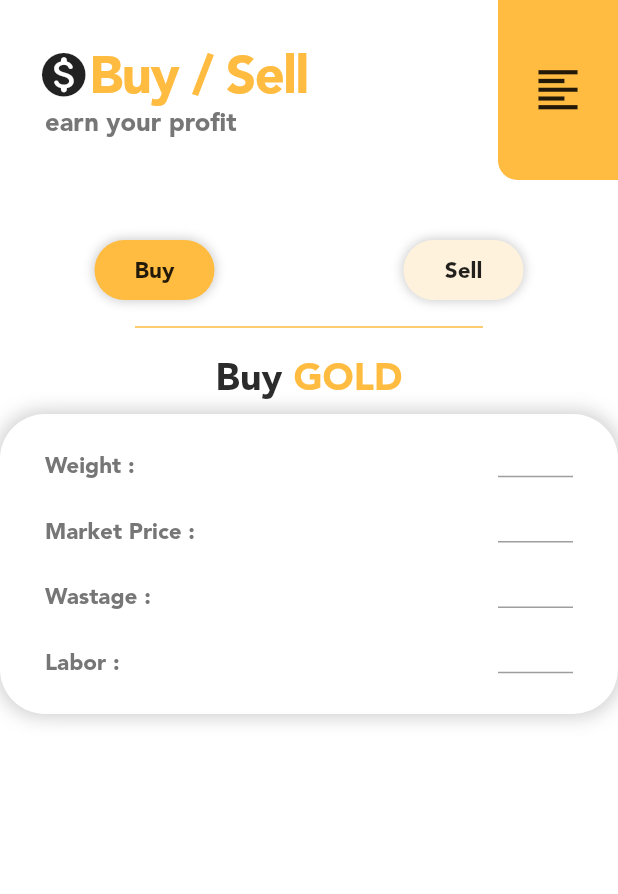
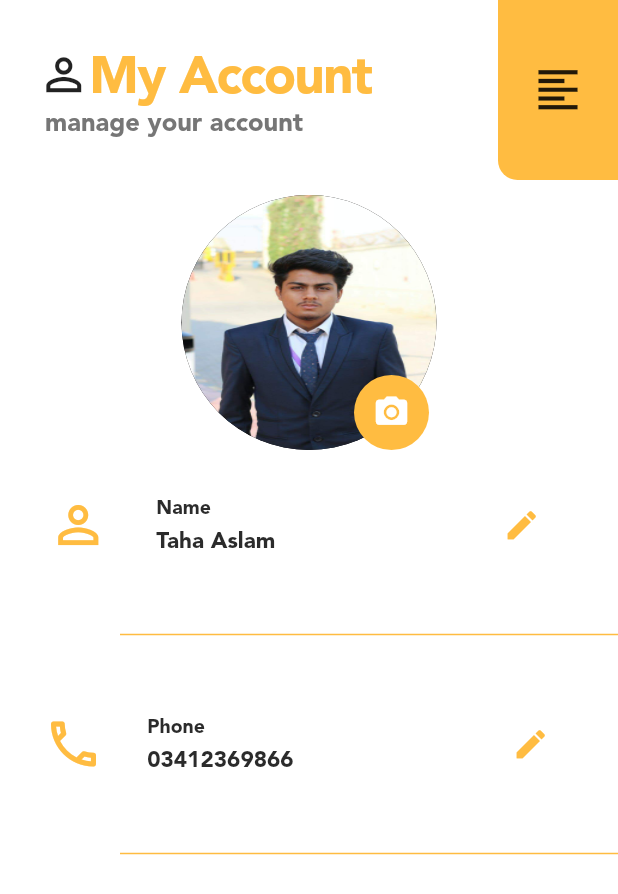
Before and after one commit to tahaaslam1/gold_market_app, a Flutter app: the screen it shows after launch, on a phone screen of 412 x 824 dp. Shown: the top 894 px of the screen. Run offline on Flutter 3.47's test engine with Material 2 defaults, Android fonts, the phone set to English and light mode, and no system bars.

Commit message:
my account screen

```diff
--- a/production/gold_zoid/lib/main.dart
+++ b/production/gold_zoid/lib/main.dart
@@ -3,6 +3,8 @@ import 'package:gold_zoid/screens/login_screen.dart';
 import 'package:gold_zoid/screens/registration_screen.dart';
 import 'screens/home_screen.dart';
 import 'package:gold_zoid/screens/trading_screen.dart';
+import 'package:gold_zoid/screens/account_screen.dart';
+
 void main() {
   runApp(Gold_Zoid());
 }
@@ -13,7 +15,7 @@ class Gold_Zoid extends StatelessWidget {
   Widget build(BuildContext context) {
     return MaterialApp(
       theme: ThemeData(fontFamily: 'Avenir',scaffoldBackgroundColor: Colors.white),
-      home: Trade_Page(),
+      home: Account_Page(),
     );
   }
 }
--- /dev/null
+++ b/production/gold_zoid/lib/screens/account_screen.dart
@@ -0,0 +1,165 @@
+import 'package:flutter/material.dart';
+import 'package:gold_zoid/constants.dart';
+import 'package:gold_zoid/titles/common_title.dart';
+
+class Account_Page extends StatelessWidget {
+  @override
+  Widget build(BuildContext context) {
+    return Scaffold(
+      body: SingleChildScrollView(
+        child: SafeArea(
+          child: Column(
+            children: [
+              CommonTitle(
+                mainTitleText: 'My Account',
+                sideText: 'manage your account',
+                icon: Icon(
+                  Icons.person_outline,
+                  size: 35.0,
+                ),
+              ),
+              SizedBox(height: 10.0),
+              Stack(
+                children: [
+                  Container(
+                    height: 170.0,
+                    width: 170.0,
+                    decoration: BoxDecoration(
+                      color: Colors.black,
+                      shape: BoxShape.circle,
+                      image: DecorationImage(
+                        fit: BoxFit.fill,
+                        image: AssetImage('assets/images/testing_profile.jpg'),
+                      ),
+                    ),
+                  ),
+                  Positioned(
+                    top: 120.0,
+                    right: 5.0,
+                    bottom: 0.0,
+                    child: Container(
+                      child: Icon(
+                        Icons.camera_alt,
+                        size: 25.0,
+                        color: Colors.white,
+                      ),
+                      height: 50.0,
+                      width: 50.0,
+                      decoration: BoxDecoration(
+                        color: kPrimaryColor,
+                        shape: BoxShape.circle,
+                      ),
+                    ),
+                  ),
+                ],
+              ),
+              SizedBox(
+                height: 30.0,
+              ),
+              EditNameOrNumber(
+                icon: Icon(
+                  Icons.person_outline,
+                  size: 40.0,
+                  color: kPrimaryColor,
+                ),
+                type: 'Name',
+                attribute: 'Taha Aslam',
+              ),
+              SizedBox(
+                height: 45.0,
+              ),
+              Divider(
+                thickness: 1.0,
+                color: kPrimaryColor,
+                indent: 80.0,
+              ),
+              SizedBox(
+                height: 45.0,
+              ),
+              EditNameOrNumber(
+                icon: Icon(
+                  Icons.phone_outlined,
+                  size: 40.0,
+                  color: kPrimaryColor,
+                ),
+                type: 'Phone',
+                attribute: '03412369866',
+              ),
+              SizedBox(
+                height: 45.0,
+              ),
+              Divider(
+                thickness: 1.0,
+                color: kPrimaryColor,
+                indent: 80.0,
+              ),
+            ],
+          ),
+        ),
+      ),
+    );
+  }
+}
+
+class EditNameOrNumber extends StatelessWidget {
+  final Widget icon;
+  final String type;
+  final String attribute;
+  EditNameOrNumber(
+      {@required this.icon, @required this.type, @required this.attribute});
+
+  @override
+  Widget build(BuildContext context) {
+    return Row(
+      children: [
+        SizedBox(
+          width: 20.0,
+        ),
+        Expanded(
+          flex: 1,
+          child: icon,
+        ),
+
+        SizedBox(
+          width: 20.0,
+        ),
+        Expanded(
+          flex: 0,
+          child: Column(
+            crossAxisAlignment: CrossAxisAlignment.start,
+            children: [
+              Text(
+                type,
+                style: TextStyle(
+                  fontSize: 13.0,
+                  color: kSecondaryTextColor,
+                ),
+              ),
+              SizedBox(
+                height: 5.0,
+              ),
+              Text(
+                attribute,
+                style: TextStyle(
+                  fontSize: 15.0,
+                  color: kSecondaryTextColor,
+                ),
+              ),
+            ],
+          ),
+        ),
+        SizedBox(
+          width: 100.0,
+        ), // media query  daaalo idher ....... ... . . .. . . . .. . . . . . .here . . .. . . . .. .
+        Expanded(
+          flex: 2,
+          child: Icon(
+            Icons.edit,
+            size: 25.0,
+            color: kPrimaryColor,
+          ),
+        ),
+      ],
+    );
+  }
+}
--- a/production/gold_zoid/lib/screens/trading_screen.dart
+++ b/production/gold_zoid/lib/screens/trading_screen.dart
@@ -147,6 +147,10 @@ class Trade_Page extends StatelessWidget {
                   ),
                 ),
               ),
+              Container(
+                height: 252,
+                color: Colors.black,
+              ),
             ],
           ),
         ),
--- a/production/gold_zoid/pubspec.yaml
+++ b/production/gold_zoid/pubspec.yaml
@@ -46,7 +46,10 @@ flutter:
       fonts:
         - asset: assets/fonts/Avenir-Light.otf
   assets:
-    - assets/images/
+    - assets/images/testing_profile.jpg
+    - assets/images/gold_icon.png
+    - assets/images/gold_icon2.png
+    - assets/images/silver_icon.png
 
 
   # The following line ensures that the Material Icons font is
```
Also changed, not shown: production/gold_zoid/assets/images/testing_profile.jpg (added).
